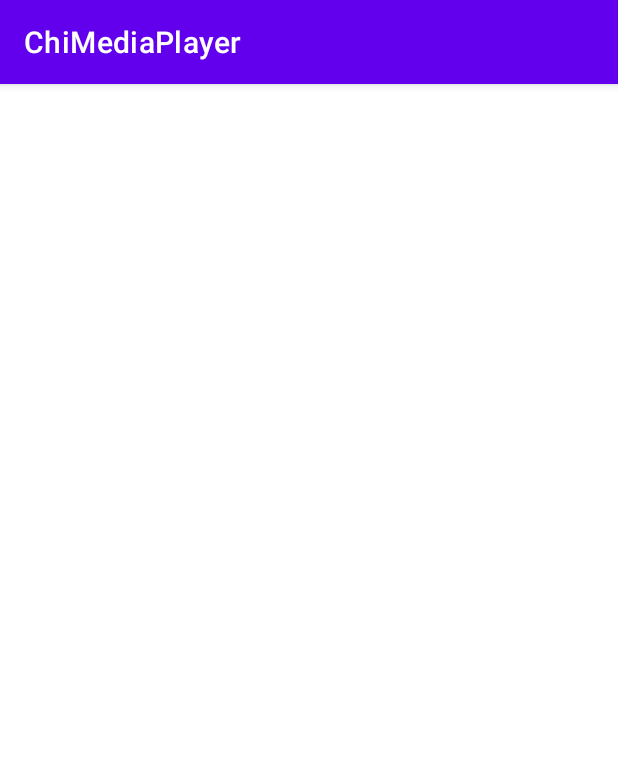
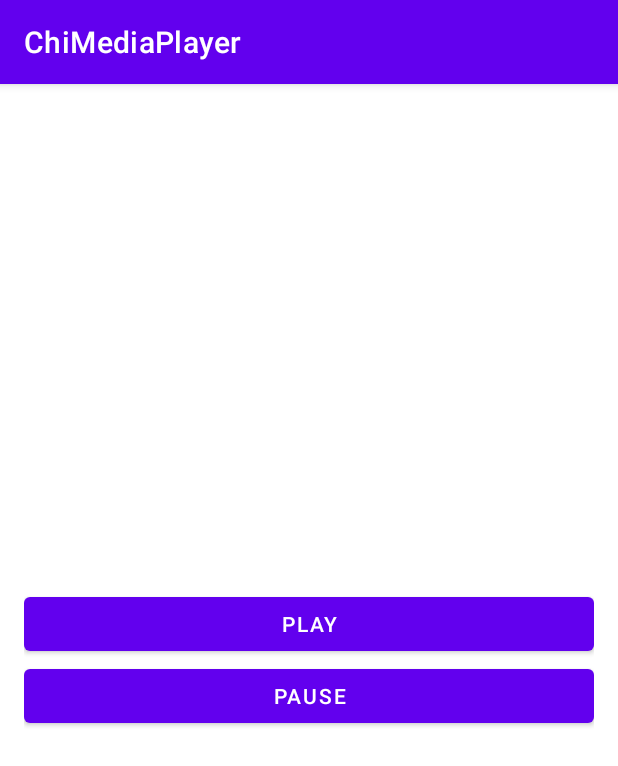
Before and after one commit to PavelVinnik/ChiMediaPlayer, an Android app: the screen it shows after launch (MainActivity), on a phone screen of 412 x 824 dp. Shown: the top 766 px of the screen. Run offline under Robolectric (Android 15) with nearby library versions, the phone set to English and light mode, and no system bars.

Commit message:
Hardcoded track to play. Added buttons to control. Added strings.xml for control text.

```diff
--- a/app/src/main/AndroidManifest.xml
+++ b/app/src/main/AndroidManifest.xml
@@ -6,9 +6,9 @@
 
     <application
         android:allowBackup="true"
+        android:fullBackupContent="false"
         android:icon="@mipmap/ic_launcher"
         android:label="@string/app_name"
-        android:fullBackupContent="false"
         android:roundIcon="@mipmap/ic_launcher_round"
         android:supportsRtl="true"
         android:theme="@style/Theme.ChiMediaPlayer">
--- a/app/src/main/java/com/chimediaplayer/PlayerFragment.java
+++ b/app/src/main/java/com/chimediaplayer/PlayerFragment.java
@@ -1,9 +1,12 @@
 package com.chimediaplayer;
 
+import android.content.Context;
+import android.content.Intent;
 import android.os.Bundle;
 import android.view.LayoutInflater;
 import android.view.View;
 import android.view.ViewGroup;
+import android.widget.Button;
 
 import androidx.annotation.NonNull;
 import androidx.annotation.Nullable;
@@ -11,11 +14,54 @@
 
 public class PlayerFragment extends Fragment {
 
+    private Context mContext;
+    private Intent mPlayerServiceIntent;
+
+    @Override
+    public void onAttach(@NonNull Context context) {
+        super.onAttach(context);
+        mContext = context;
+    }
+
+    @Override
+    public void onCreate(@Nullable Bundle savedInstanceState) {
+        super.onCreate(savedInstanceState);
+        mPlayerServiceIntent = new Intent(getContext(), PlayerService.class);
+    }
+
     @Nullable
     @Override
     public View onCreateView(@NonNull LayoutInflater inflater, @Nullable ViewGroup container, @Nullable Bundle savedInstanceState) {
         View view = inflater.inflate(R.layout.fragment_player, container, false);
+        Button playButton = view.findViewById(R.id.playButton);
+        playButton.setOnClickListener(new View.OnClickListener() {
+            @Override
+            public void onClick(View v) {
+                mPlayerServiceIntent.setAction(PlayerService.PLAY_ACTION);
+                getContext().startService(mPlayerServiceIntent);
+            }
+        });
+        Button pauseButton = view.findViewById(R.id.pauseButton);
+        pauseButton.setOnClickListener(new View.OnClickListener() {
+            @Override
+            public void onClick(View v) {
+                mPlayerServiceIntent.setAction(PlayerService.PAUSE_ACTION);
+                getContext().startService(mPlayerServiceIntent);
+            }
+        });
         return view;
+    }
+
+    @Override
+    public void onViewCreated(@NonNull View view, @Nullable Bundle savedInstanceState) {
+        super.onViewCreated(view, savedInstanceState);
+
+    }
+
+    @Override
+    public void onDetach() {
+        super.onDetach();
+        mContext = null;
     }
 
     public static PlayerFragment newInstance() {
--- a/app/src/main/res/layout/fragment_player.xml
+++ b/app/src/main/res/layout/fragment_player.xml
@@ -2,6 +2,20 @@
 <LinearLayout xmlns:android="http://schemas.android.com/apk/res/android"
     android:layout_width="match_parent"
     android:layout_height="match_parent"
+    android:gravity="center"
+    android:layout_margin="16dp"
     android:orientation="vertical">
 
+    <Button
+        android:id="@+id/playButton"
+        android:layout_width="match_parent"
+        android:layout_height="wrap_content"
+        android:text="@string/play_text" />
+
+    <Button
+        android:id="@+id/pauseButton"
+        android:layout_width="match_parent"
+        android:layout_height="wrap_content"
+        android:text="@string/pause_text" />
+
 </LinearLayout>
--- a/app/src/main/res/values/strings.xml
+++ b/app/src/main/res/values/strings.xml
@@ -1,3 +1,8 @@
 <resources>
     <string name="app_name">ChiMediaPlayer</string>
+    <string name="play_text">Play</string>
+    <string name="pause_text">Pause</string>
+    <string name="stop_text">Stop</string>
+    <string name="next_text">Next</string>
+    <string name="previous_text">Previous</string>
 </resources>
```
Also changed, not shown: app/src/main/java/com/chimediaplayer/PlayerService.java (+47 -0 lines).
